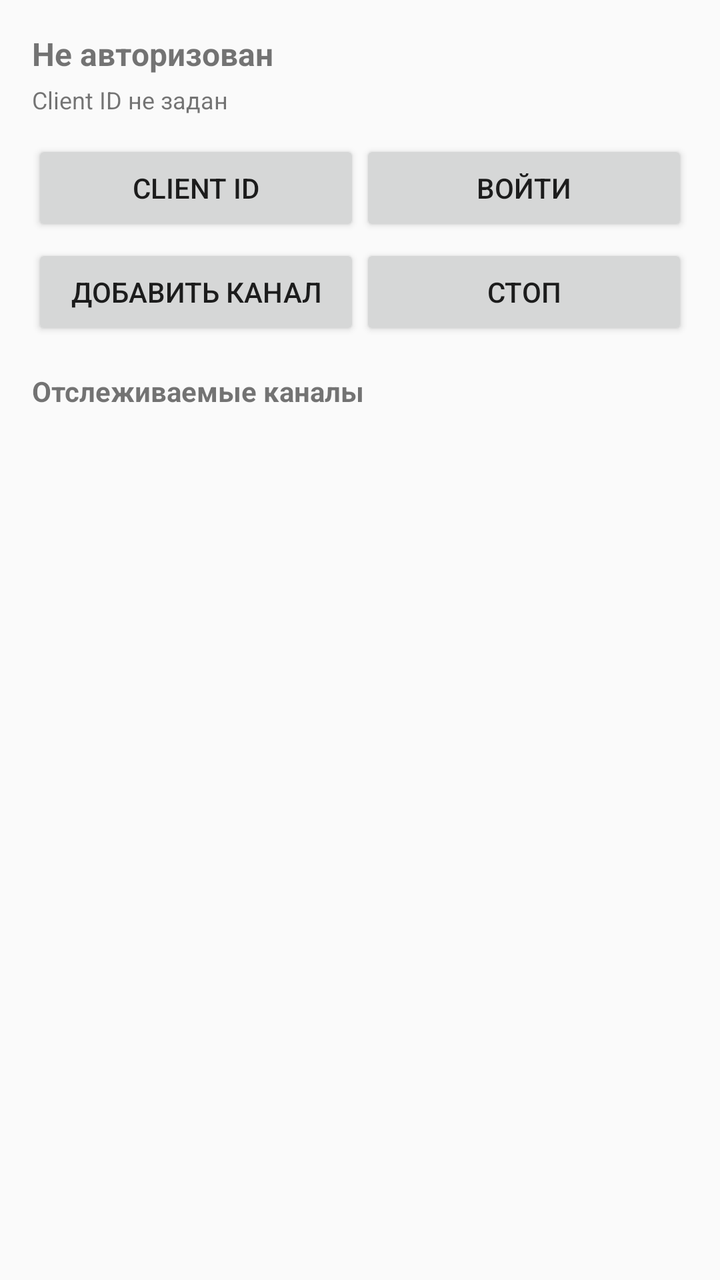
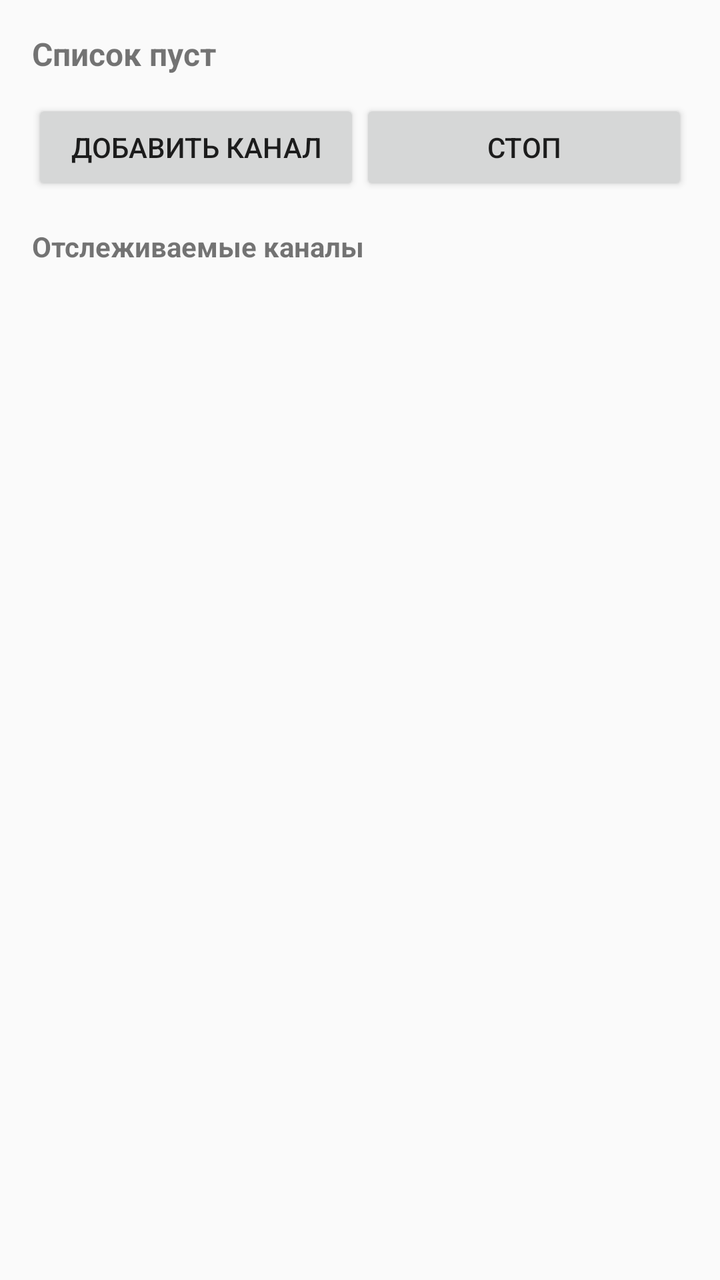

Screens rendered from an Android XML layout before and after an edit, with the pre-edit source and the edit as a unified diff.
<!-- AndroidManifest.xml: application theme Theme.AppCompat.DayNight.NoActionBar -->
<!-- res/layout/activity_main.xml -->
<?xml version="1.0" encoding="utf-8"?>
<LinearLayout xmlns:android="http://schemas.android.com/apk/res/android"
    android:orientation="vertical"
    android:padding="16dp"
    android:layout_width="match_parent"
    android:layout_height="match_parent">

    <TextView
        android:id="@+id/tvStatus"
        android:text="Не авторизован"
        android:textStyle="bold"
        android:textSize="16sp"
        android:layout_width="wrap_content"
        android:layout_height="wrap_content"/>

    <TextView
        android:id="@+id/tvClientId"
        android:text="Client ID не задан"
        android:textSize="12sp"
        android:layout_marginTop="4dp"
        android:layout_width="wrap_content"
        android:layout_height="wrap_content"/>

    <LinearLayout
        android:orientation="horizontal"
        android:layout_marginTop="12dp"
        android:layout_width="match_parent"
        android:layout_height="wrap_content">

        <Button
            android:id="@+id/btnClientId"
            android:text="Client ID"
            android:layout_width="0dp"
            android:layout_weight="1"
            android:layout_height="wrap_content"/>

        <Button
            android:id="@+id/btnConnect"
            android:text="Войти"
            android:layout_width="0dp"
            android:layout_weight="1"
            android:layout_height="wrap_content"/>
    </LinearLayout>

    <LinearLayout
        android:orientation="horizontal"
        android:layout_marginTop="4dp"
        android:layout_width="match_parent"
        android:layout_height="wrap_content">

        <Button
            android:id="@+id/btnAdd"
            android:text="Добавить канал"
            android:layout_width="0dp"
            android:layout_weight="1"
            android:layout_height="wrap_content"/>

        <Button
            android:id="@+id/btnStop"
            android:text="Стоп"
            android:layout_width="0dp"
            android:layout_weight="1"
            android:layout_height="wrap_content"/>
    </LinearLayout>

    <TextView
        android:text="Отслеживаемые каналы"
        android:textStyle="bold"
        android:layout_marginTop="16dp"
        android:layout_width="wrap_content"
        android:layout_height="wrap_content"/>

    <androidx.recyclerview.widget.RecyclerView
        android:id="@+id/recycler"
        android:layout_marginTop="8dp"
        android:layout_width="match_parent"
        android:layout_height="0dp"
        android:layout_weight="1"/>
</LinearLayout>
<!-- resources referenced by this layout -->
<resources>

</resources>

<!-- the commit's change to res/layout/activity_main.xml (unified diff, before → after) -->
@@ -7,44 +7,15 @@
 
     <TextView
         android:id="@+id/tvStatus"
-        android:text="Не авторизован"
+        android:text="Список пуст"
         android:textStyle="bold"
         android:textSize="16sp"
-        android:layout_width="wrap_content"
-        android:layout_height="wrap_content"/>
-
-    <TextView
-        android:id="@+id/tvClientId"
-        android:text="Client ID не задан"
-        android:textSize="12sp"
-        android:layout_marginTop="4dp"
         android:layout_width="wrap_content"
         android:layout_height="wrap_content"/>
 
     <LinearLayout
         android:orientation="horizontal"
         android:layout_marginTop="12dp"
-        android:layout_width="match_parent"
-        android:layout_height="wrap_content">
-
-        <Button
-            android:id="@+id/btnClientId"
-            android:text="Client ID"
-            android:layout_width="0dp"
-            android:layout_weight="1"
-            android:layout_height="wrap_content"/>
-
-        <Button
-            android:id="@+id/btnConnect"
-            android:text="Войти"
-            android:layout_width="0dp"
-            android:layout_weight="1"
-            android:layout_height="wrap_content"/>
-    </LinearLayout>
-
-    <LinearLayout
-        android:orientation="horizontal"
-        android:layout_marginTop="4dp"
         android:layout_width="match_parent"
         android:layout_height="wrap_content">
 
